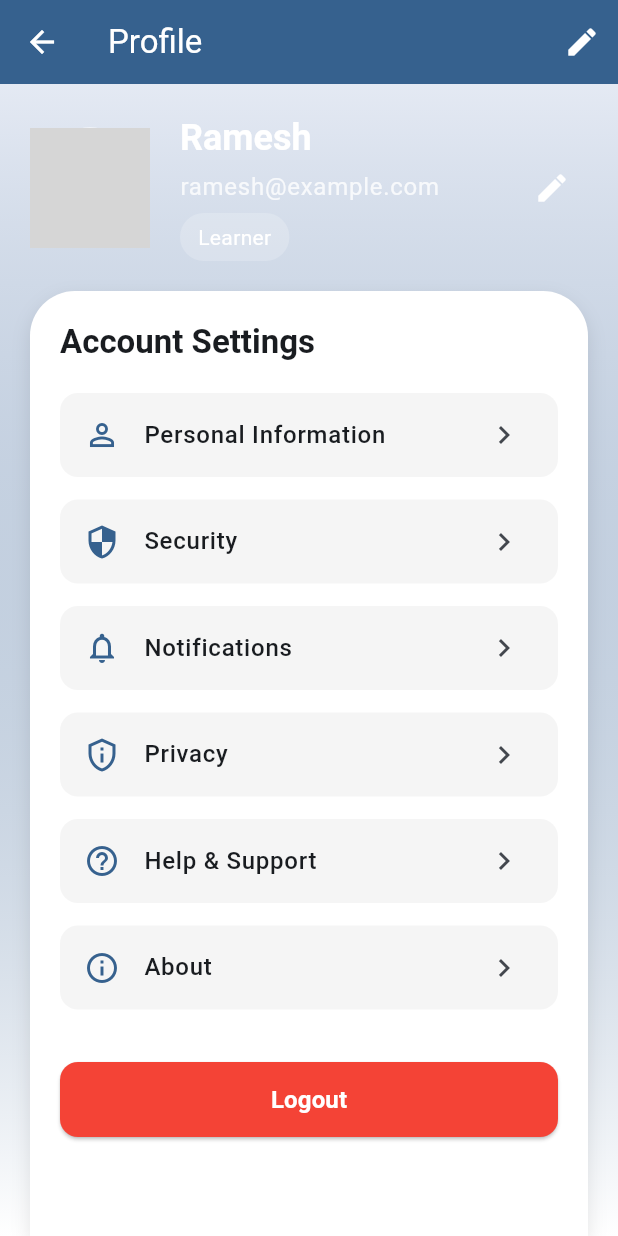
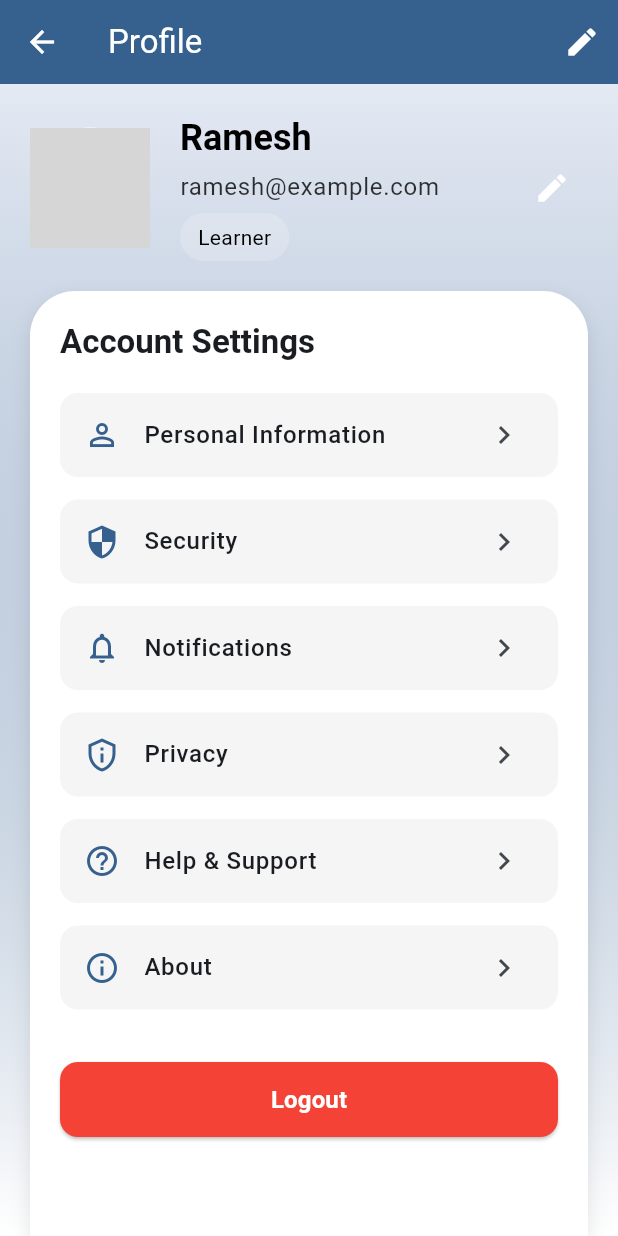
Before and after one commit to rajni2002491/new-Hackathon, a Flutter app: the ProfileScreen screen opened directly, on a phone screen of 412 x 824 dp. Run offline on Flutter 3.47's test engine with Material 3 defaults, Android fonts, the phone set to English and light mode, and no system bars; accounts and stored records are empty; network calls fail; grey boxes are pictures that could not be loaded.

Commit message:
profile details black cone

```diff
--- a/flutter_application_1/lib/screens/profile_screen.dart
+++ b/flutter_application_1/lib/screens/profile_screen.dart
@@ -92,7 +92,7 @@ class ProfileScreen extends StatelessWidget {
                             style: Theme.of(
                               context,
                             ).textTheme.headlineSmall?.copyWith(
-                              color: Colors.white,
+                              color: Colors.black,
                               fontWeight: FontWeight.bold,
                             ),
                           ),
@@ -102,7 +102,7 @@ class ProfileScreen extends StatelessWidget {
                             style: Theme.of(
                               context,
                             ).textTheme.bodyLarge?.copyWith(
-                              color: Colors.white.withOpacity(0.8),
+                              color: Colors.black.withOpacity(0.8),
                             ),
                           ),
                           const SizedBox(height: 5),
@@ -118,7 +118,7 @@ class ProfileScreen extends StatelessWidget {
                             child: Text(
                               'Learner',
                               style: TextStyle(
-                                color: Colors.white,
+                                color: Colors.black,
                                 fontSize: 14,
                               ),
                             ),
```
